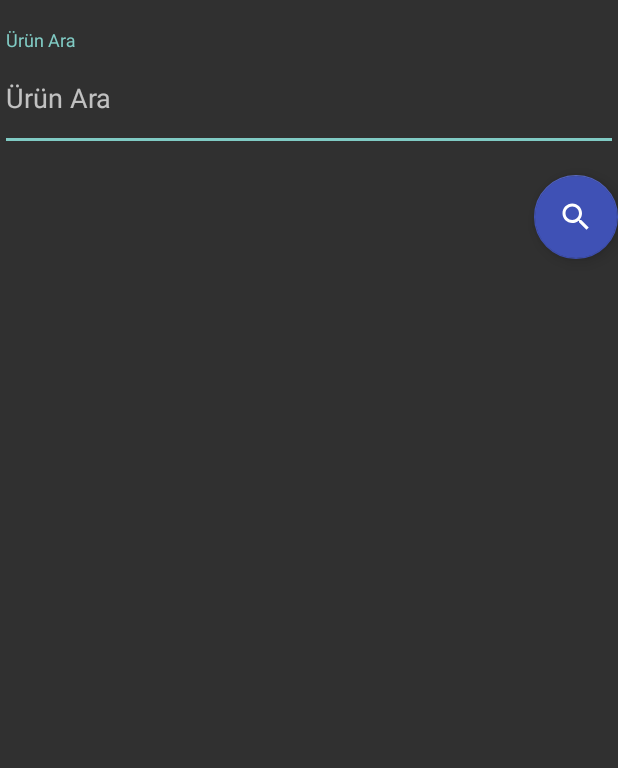
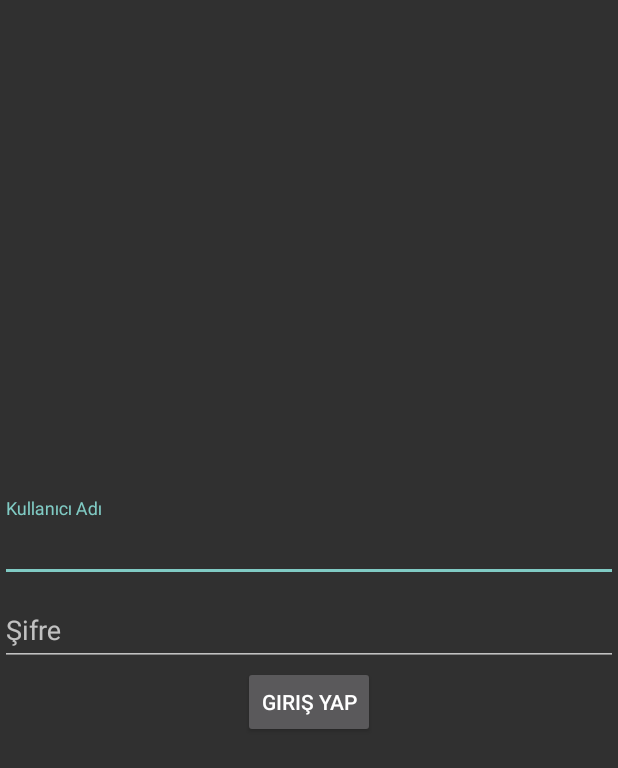
Before and after one commit to MertRamazanEMEK/mobile-app, an Android app: the screen it shows after launch (MainActivity), on a phone screen of 412 x 824 dp. Shown: the top 768 px of the screen. Run offline under Robolectric (Android 15) with nearby library versions, the phone set to English and light mode, and no system bars.

Commit message:
add_main_activiyty
fir errors

```diff
--- a/app/src/main/java/com/onur/fastproudsearch/MainActivity.java
+++ b/app/src/main/java/com/onur/fastproudsearch/MainActivity.java
@@ -1,14 +1,66 @@
 package com.onur.fastproudsearch;
 
 import androidx.appcompat.app.AppCompatActivity;
-
 import android.os.Bundle;
+import android.view.View;
+import android.widget.Button;
+import android.widget.EditText;
+import android.widget.LinearLayout;
+import android.widget.Toast;
 
 public class MainActivity extends AppCompatActivity {
+
+    private EditText usernameEditText, passwordEditText;
+    private Button loginButton, searchButton;
+    private LinearLayout loginLayout, searchLayout;
 
     @Override
     protected void onCreate(Bundle savedInstanceState) {
         super.onCreate(savedInstanceState);
         setContentView(R.layout.activity_main);
+
+        // XML dosyasındaki bileşenleri Java değişkenlerine atama
+        usernameEditText = findViewById(R.id.usernameEditText);
+        passwordEditText = findViewById(R.id.passwordEditText);
+        loginButton = findViewById(R.id.loginButton);
+        searchButton = findViewById(R.id.searchButton);
+        loginLayout = findViewById(R.id.login_layout);
+        searchLayout = findViewById(R.id.search_layout);
+
+        // Giriş butonuna tıklama işlemi
+        loginButton.setOnClickListener(new View.OnClickListener() {
+            @Override
+            public void onClick(View v) {
+                // Kullanıcı adı ve şifre kontrolü
+                String username = usernameEditText.getText().toString().trim();
+                String password = passwordEditText.getText().toString().trim();
+
+                // Burada gerçek bir kimlik doğrulama yapılabilir, şimdilik basit bir kontrol sağlıyoruz
+                if (!username.isEmpty() && !password.isEmpty()) {
+                    // Giriş başarılıysa, ürün arama ekranını göster
+                    showSearchScreen();
+                } else {
+                    // Giriş başarısızsa, kullanıcıya uygun bir mesaj gösterebilirsiniz
+                    // Burada sadece basit bir Toast mesajı gösteriyoruz
+                    Toast.makeText(MainActivity.this, "Lütfen kullanıcı adı ve şifre girin", Toast.LENGTH_SHORT).show();
+                }
+            }
+        });
+
+        // Ürün arama butonuna tıklama işlemi
+        searchButton.setOnClickListener(new View.OnClickListener() {
+            @Override
+            public void onClick(View v) {
+                // Ürün arama işlemi gerçekleştirilebilir
+                // Burada sadece örneğin ekranı temizliyoruz
+                Toast.makeText(MainActivity.this, "Ürün arama işlemi gerçekleştirilecek", Toast.LENGTH_SHORT).show();
+            }
+        });
+    }
+
+    // Ürün arama ekranını gösteren metod
+    private void showSearchScreen() {
+        loginLayout.setVisibility(View.GONE); // Giriş ekranını gizle
+        searchLayout.setVisibility(View.VISIBLE); // Ürün arama ekranını göster
     }
 }
--- a/app/src/main/res/layout/activity_main.xml
+++ b/app/src/main/res/layout/activity_main.xml
@@ -1,41 +1,81 @@
 <?xml version="1.0" encoding="utf-8"?>
-
-<LinearLayout xmlns:android="http://schemas.android.com/apk/res/android"
+<RelativeLayout xmlns:android="http://schemas.android.com/apk/res/android"
     xmlns:app="http://schemas.android.com/apk/res-auto"
     xmlns:tools="http://schemas.android.com/tools"
     android:layout_width="match_parent"
     android:layout_height="match_parent"
-    android:orientation="vertical"
     tools:context=".MainActivity">
 
+    <!-- Giriş Ekranı -->
+    <LinearLayout
+        android:id="@+id/login_layout"
+        android:layout_width="match_parent"
+        android:layout_height="match_parent"
+        android:orientation="vertical"
+        android:gravity="center">
 
-    <LinearLayout
-        android:layout_width="match_parent"
-        android:layout_height="0dp"  android:layout_weight="1"  android:orientation="vertical">
+        <!-- Kullanıcı Adı Girişi -->
+        <com.google.android.material.textfield.TextInputLayout
+            android:layout_width="match_parent"
+            android:layout_height="wrap_content"
+            android:hint="Kullanıcı Adı">
 
-        <Space
+            <com.google.android.material.textfield.TextInputEditText
+                android:layout_width="match_parent"
+                android:layout_height="wrap_content"
+                android:inputType="text"
+                android:id="@+id/usernameEditText"/>
+        </com.google.android.material.textfield.TextInputLayout>
+
+        <!-- Şifre Girişi -->
+        <com.google.android.material.textfield.TextInputLayout
             android:layout_width="match_parent"
-            android:layout_height="20dp" />  <com.google.android.material.textfield.TextInputLayout
-        android:layout_width="match_parent"
-        android:layout_height="wrap_content"  android:hint="Ürün Ara">
+            android:layout_height="wrap_content"
+            android:hint="Şifre">
 
-        <com.google.android.material.textfield.TextInputEditText
-            android:layout_width="match_parent"
-            android:layout_height="70dp"
-            android:hint="@string/search_hint" />
+            <com.google.android.material.textfield.TextInputEditText
+                android:layout_width="match_parent"
+                android:layout_height="wrap_content"
+                android:inputType="textPassword"
+                android:id="@+id/passwordEditText"/>
+        </com.google.android.material.textfield.TextInputLayout>
 
-    </com.google.android.material.textfield.TextInputLayout>
-
-        <com.google.android.material.floatingactionbutton.FloatingActionButton
+        <!-- Giriş Butonu -->
+        <Button
             android:layout_width="wrap_content"
-            android:layout_height="105dp"
-            android:layout_gravity="end"
-            android:layout_marginTop="16dp"
-            android:contentDescription="@string/search_button_description"
-            app:backgroundTint="@color/colorPrimary"
-            app:fabSize="normal"
-            app:srcCompat="@drawable/ic_search" />
+            android:layout_height="wrap_content"
+            android:layout_gravity="center"
+            android:text="Giriş Yap"
+            android:id="@+id/loginButton"/>
     </LinearLayout>
 
+    <!-- Ürün Arama Ekranı -->
+    <LinearLayout
+        android:id="@+id/search_layout"
+        android:layout_width="match_parent"
+        android:layout_height="match_parent"
+        android:orientation="vertical"
+        android:visibility="gone">
 
-</LinearLayout>
+        <!-- Ürün Arama TextInputLayout -->
+        <com.google.android.material.textfield.TextInputLayout
+            android:layout_width="match_parent"
+            android:layout_height="wrap_content"
+            android:hint="Ürün Ara">
+
+            <com.google.android.material.textfield.TextInputEditText
+                android:layout_width="match_parent"
+                android:layout_height="wrap_content"
+                android:hint="@string/search_hint" />
+        </com.google.android.material.textfield.TextInputLayout>
+
+        <!-- Arama Butonu -->
+        <Button
+            android:layout_width="wrap_content"
+            android:layout_height="wrap_content"
+            android:layout_gravity="end"
+            android:text="Ara"
+            android:id="@+id/searchButton"/>
+    </LinearLayout>
+
+</RelativeLayout>
```
